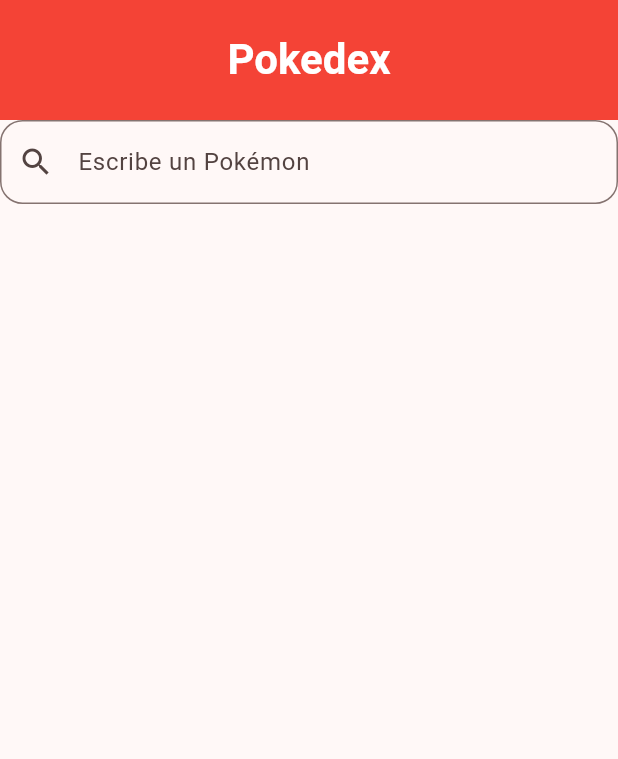
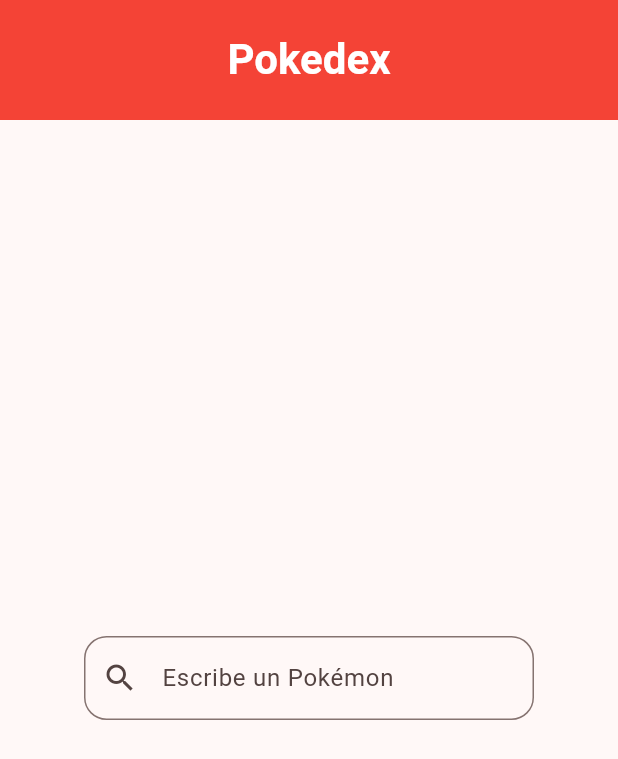
Before and after one commit to Bsaavedra-7/PokeApi1, a Flutter app: the screen it shows after launch, on a phone screen of 412 x 824 dp. Shown: the top 759 px of the screen. Run offline on Flutter 3.47's test engine with Material 3 defaults, Android fonts, the phone set to English and light mode, and no system bars; Roboto replaces fonts that are missing (comic-sans).

Commit message:
feat: add OnChange to track input changes

```diff
--- a/lib/main.dart
+++ b/lib/main.dart
@@ -46,23 +46,26 @@
           ),
         ),
 
-        body: Column(
-          children: [
+        body: Center(
+          child: SizedBox(
+            width: 300,
+            child: TextField(
+              controller: controller,//aca creo el objeto controller para poder obtener el valor del textfield
 
-            TextField(
-              controller: controller,
 
+              //funcion igual a la de react que me permite obtener el valor del textfield en tiempo real y comprobar que funciona correctamente
+               onChanged: (value) {
+                print(value);
+              },
               decoration: InputDecoration(
                 hintText: 'Escribe un Pokémon',
                 prefixIcon: const Icon(Icons.search),
-
                 border: OutlineInputBorder(
                   borderRadius: BorderRadius.circular(15),
                 ),
               ),
             ),
-
-          ],
+          ),
         ),
       ),
     );
```
